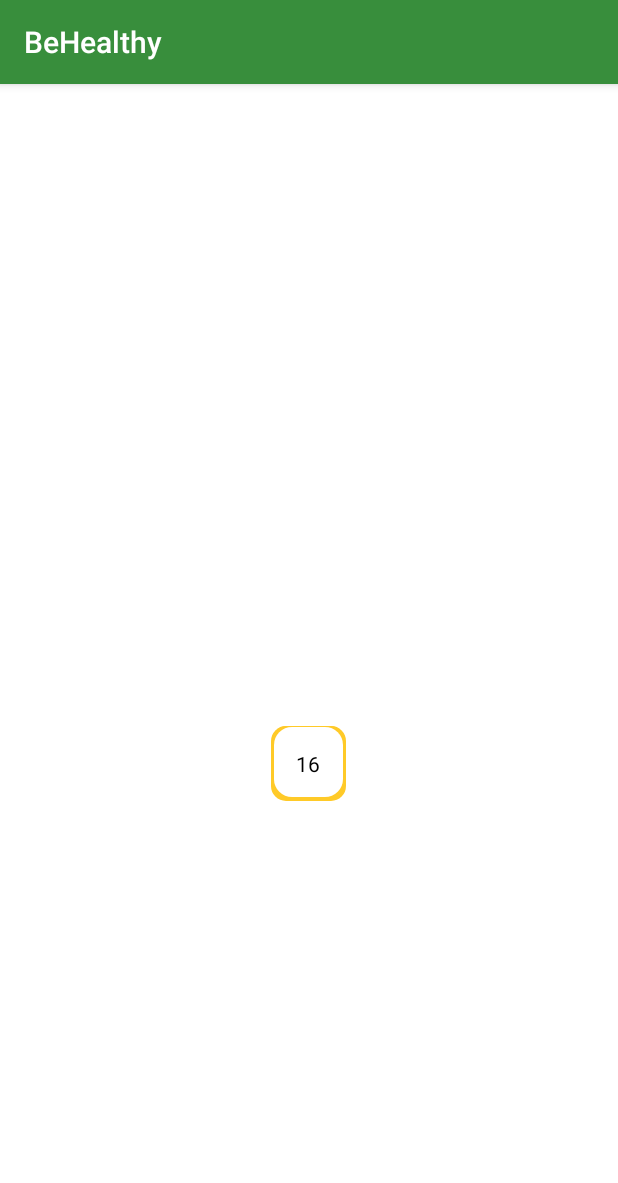
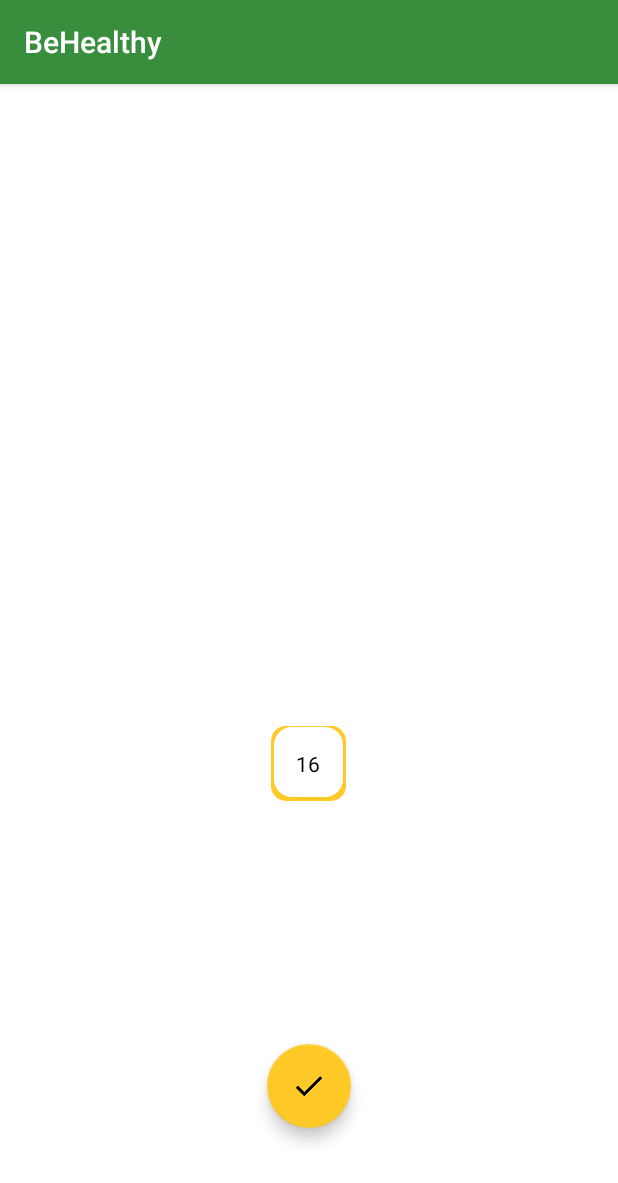
Before and after one commit to KateTroshkova/BeHealthyOficial, an Android app: the fragment EyeFragment shown on its own in the app's theme, after a tap on an icon or button, on a phone screen of 412 x 824 dp. Shown: the top 1183 px of the screen. Run offline under Robolectric (Android 15) with nearby library versions, the light colour scheme and no system bars; 2 statements that could not run were skipped.

Commit message:
fix eye training

```diff
--- a/app/src/main/java/be_healthy_license_2014141300/be_healthy/fragment/EyeFragment.kt
+++ b/app/src/main/java/be_healthy_license_2014141300/be_healthy/fragment/EyeFragment.kt
@@ -62,6 +62,7 @@ class EyeFragment : Fragment(), View.OnClickListener {
                 info.text =existActivity.resources.getStringArray(R.array.eye_training_instruction)[2]
                 circle.visibility = View.VISIBLE
                 timerText.visibility=View.VISIBLE
+                finishButton.visibility=View.VISIBLE
                 startButton.visibility=View.INVISIBLE
                 timeInfo = Timer()
                 timeInfo?.schedule(UpdateTimeTask(), 0, 1000)
@@ -71,6 +72,7 @@ class EyeFragment : Fragment(), View.OnClickListener {
                 info.text =existActivity.resources.getStringArray(R.array.eye_training_instruction)[3]
                 circle.visibility = View.VISIBLE
                 timerText.visibility=View.VISIBLE
+                finishButton.visibility=View.VISIBLE
                 startButton.visibility=View.INVISIBLE
                 timeInfo = Timer()
                 timeInfo?.schedule(UpdateTimeTask(), 0, 1000)
@@ -79,6 +81,7 @@ class EyeFragment : Fragment(), View.OnClickListener {
                 reset()
                 info.text =existActivity.resources.getStringArray(R.array.eye_training_instruction)[4]
                 path.visibility = View.VISIBLE
+                finishButton.visibility=View.VISIBLE
                 startButton.visibility=View.INVISIBLE
             }
             ACTION_UPDATE_TIME->{
@@ -121,6 +124,7 @@ class EyeFragment : Fragment(), View.OnClickListener {
                 start()
                 startButton.visibility = View.INVISIBLE
                 timerText.visibility=View.VISIBLE
+                finishButton.visibility=View.VISIBLE
             }
             R.id.finish->{
                 reset()
--- a/app/src/main/res/layout/fragment_eye.xml
+++ b/app/src/main/res/layout/fragment_eye.xml
@@ -17,8 +17,9 @@
         android:id="@+id/finish"
         android:layout_width="wrap_content"
         android:layout_height="wrap_content"
+        android:layout_alignParentBottom="true"
         android:layout_centerHorizontal="true"
-        android:layout_below="@+id/start"
+        android:layout_marginBottom="@dimen/activity_big_margin"
         app:srcCompat="@mipmap/finish" />
 
     <com.be_healthy_license_2014141300.be_healthy.view.Circle
--- a/app/src/main/res/values/dimens.xml
+++ b/app/src/main/res/values/dimens.xml
@@ -1,6 +1,7 @@
 <resources>
     <dimen name="activity_horizontal_margin">16dp</dimen>
     <dimen name="activity_double_vertical_margin">32dp</dimen>
+    <dimen name="activity_big_margin">72dp</dimen>
     <dimen name="activity_vertical_margin">16dp</dimen>
     <dimen name="nav_header_vertical_spacing">8dp</dimen>
     <dimen name="nav_header_height">176dp</dimen>
```
